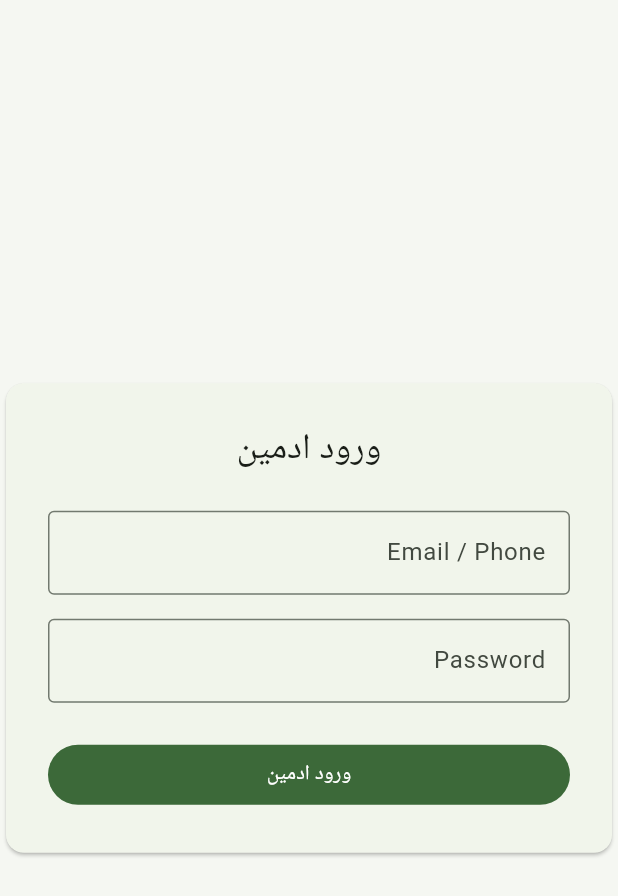
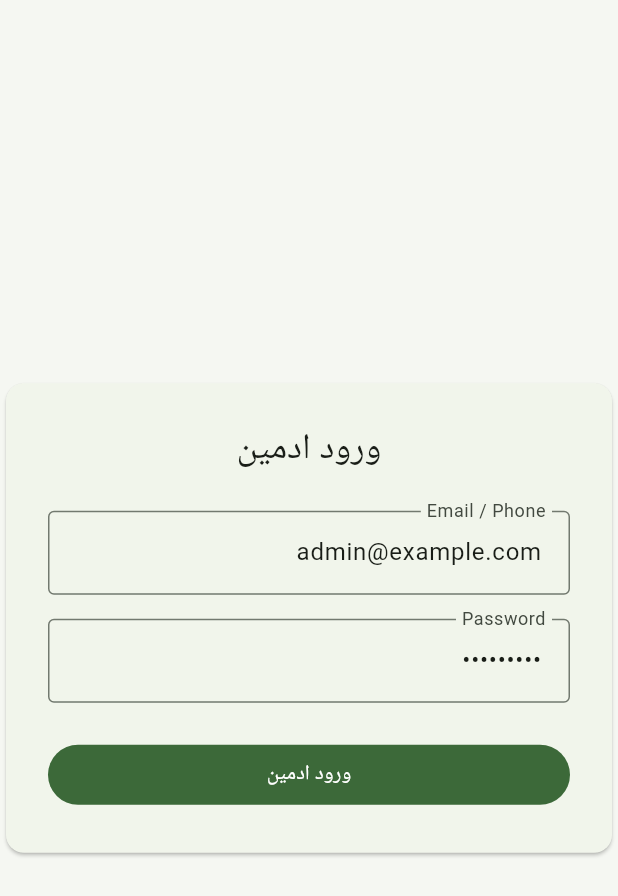
Before and after one commit to MR-P3Y/Farm-Net, a Flutter app: the screen it shows after launch, on a phone screen of 412 x 824 dp. Shown: the top 896 px of the screen. Run offline on Flutter 3.47's test engine with Material 3 defaults, Android fonts, the phone set to English and light mode, and no system bars; our stand-ins replace dio, flutter_riverpod, flutter_screenutil, go_router, shamsi_date.

Commit message:
feat(admin): integrate admin login with backend auth

```diff
--- a/admin-panel/lib/core/routing/admin_router.dart
+++ b/admin-panel/lib/core/routing/admin_router.dart
@@ -1,12 +1,13 @@
 import 'package:go_router/go_router.dart';
 
+import '../../features/auth/admin_auth_gate.dart';
 import '../../features/auth/admin_login_page.dart';
 import '../../features/dashboard/admin_dashboard_page.dart';
 import '../auth/admin_permission_guard.dart';
 import '../widgets/admin_app_shell.dart';
 
 final GoRouter adminRouter = GoRouter(
-  initialLocation: '/login',
+  initialLocation: '/dashboard',
   routes: [
     GoRoute(
       path: '/login',
@@ -15,7 +16,7 @@ final GoRouter adminRouter = GoRouter(
     ),
     ShellRoute(
       builder: (context, state, child) {
-        return AdminAppShell(child: child);
+        return AdminAuthGate(child: AdminAppShell(child: child));
       },
       routes: [
         GoRoute(
@@ -23,7 +24,7 @@ final GoRouter adminRouter = GoRouter(
           name: 'admin-dashboard',
           builder: (context, state) {
             return const AdminPermissionGuard(
-              permission: 'dashboard.read',
+              permission: 'users.read',
               child: AdminDashboardPage(),
             );
           },
--- /dev/null
+++ b/admin-panel/lib/features/auth/admin_auth_gate.dart
@@ -0,0 +1,47 @@
+import 'package:flutter/material.dart';
+import 'package:flutter_riverpod/flutter_riverpod.dart';
+
+import '../../core/auth/admin_auth_state.dart';
+import '../../core/widgets/admin_loading_view.dart';
+import 'admin_login_page.dart';
+import 'state/admin_auth_controller.dart';
+
+class AdminAuthGate extends ConsumerStatefulWidget {
+  const AdminAuthGate({super.key, required this.child});
+
+  final Widget child;
+
+  @override
+  ConsumerState<AdminAuthGate> createState() => _AdminAuthGateState();
+}
+
+class _AdminAuthGateState extends ConsumerState<AdminAuthGate> {
+  bool _loaded = false;
+
+  @override
+  void didChangeDependencies() {
+    super.didChangeDependencies();
+
+    if (_loaded) return;
+    _loaded = true;
+
+    Future.microtask(() {
+      ref.read(adminAuthControllerProvider).loadCurrentUser();
+    });
+  }
+
+  @override
+  Widget build(BuildContext context) {
+    final state = ref.watch(adminAuthStateProvider);
+
+    if (state.isLoading) {
+      return const Scaffold(body: AdminLoadingView());
+    }
+
+    if (!state.isAuthenticated) {
+      return const AdminLoginPage();
+    }
+
+    return widget.child;
+  }
+}
--- a/admin-panel/lib/features/auth/admin_login_page.dart
+++ b/admin-panel/lib/features/auth/admin_login_page.dart
@@ -4,13 +4,43 @@ import 'package:go_router/go_router.dart';
 
 import '../../core/auth/admin_auth_state.dart';
 import '../../core/localization/admin_localizations.dart';
+import 'state/admin_auth_controller.dart';
 
-class AdminLoginPage extends ConsumerWidget {
+class AdminLoginPage extends ConsumerStatefulWidget {
   const AdminLoginPage({super.key});
 
   @override
-  Widget build(BuildContext context, WidgetRef ref) {
+  ConsumerState<AdminLoginPage> createState() => _AdminLoginPageState();
+}
+
+class _AdminLoginPageState extends ConsumerState<AdminLoginPage> {
+  final _emailController = TextEditingController(text: 'admin@example.com');
+  final _passwordController = TextEditingController(text: 'change-me');
+
+  @override
+  void dispose() {
+    _emailController.dispose();
+    _passwordController.dispose();
+    super.dispose();
+  }
+
+  Future<void> _login() async {
+    final ok = await ref
+        .read(adminAuthControllerProvider)
+        .loginWithEmail(
+          email: _emailController.text.trim(),
+          password: _passwordController.text,
+        );
+
+    if (!ok || !mounted) return;
+
+    context.go('/dashboard');
+  }
+
+  @override
+  Widget build(BuildContext context) {
     final l10n = AdminLocalizations.of(context);
+    final auth = ref.watch(adminAuthStateProvider);
 
     return Scaffold(
       body: Center(
@@ -29,30 +59,42 @@ class AdminLoginPage extends ConsumerWidget {
                     textAlign: TextAlign.center,
                   ),
                   const SizedBox(height: 24),
-                  const TextField(
-                    decoration: InputDecoration(
+                  TextField(
+                    controller: _emailController,
+                    decoration: const InputDecoration(
                       labelText: 'Email / Phone',
                       border: OutlineInputBorder(),
                     ),
                   ),
                   const SizedBox(height: 16),
-                  const TextField(
+                  TextField(
+                    controller: _passwordController,
                     obscureText: true,
-                    decoration: InputDecoration(
+                    decoration: const InputDecoration(
                       labelText: 'Password',
                       border: OutlineInputBorder(),
                     ),
                   ),
+                  if (auth.errorMessage != null) ...[
+                    const SizedBox(height: 12),
+                    Text(
+                      auth.errorMessage!,
+                      textAlign: TextAlign.center,
+                      style: TextStyle(
+                        color: Theme.of(context).colorScheme.error,
+                      ),
+                    ),
+                  ],
                   const SizedBox(height: 24),
                   FilledButton(
-                    onPressed: () {
-                      ref
-                          .read(adminAuthStateProvider.notifier)
-                          .mockLoginAsSuperAdmin();
-
-                      context.go('/dashboard');
-                    },
-                    child: Text(l10n.login),
+                    onPressed: auth.isLoading ? null : _login,
+                    child:
+                        auth.isLoading
+                            ? const SizedBox.square(
+                              dimension: 18,
+                              child: CircularProgressIndicator(strokeWidth: 2),
+                            )
+                            : Text(l10n.login),
                   ),
                 ],
               ),
```
Also changed, not shown: admin-panel/lib/core/auth/admin_auth_state.dart (+50 -26 lines), admin-panel/lib/core/config/admin_config.dart (+3 -5 lines), admin-panel/lib/core/network/admin_api_client.dart (+11 -16 lines), admin-panel/lib/core/widgets/admin_topbar.dart (+22 -8 lines), admin-panel/lib/features/auth/data/admin_auth_api.dart (added, +96 -0 lines), admin-panel/lib/features/auth/data/admin_auth_models.dart (added, +67 -0 lines), admin-panel/lib/features/auth/data/admin_auth_repository.dart (added, +96 -0 lines), admin-panel/lib/features/auth/state/admin_auth_controller.dart (added, +68 -0 lines), 1 other file.
